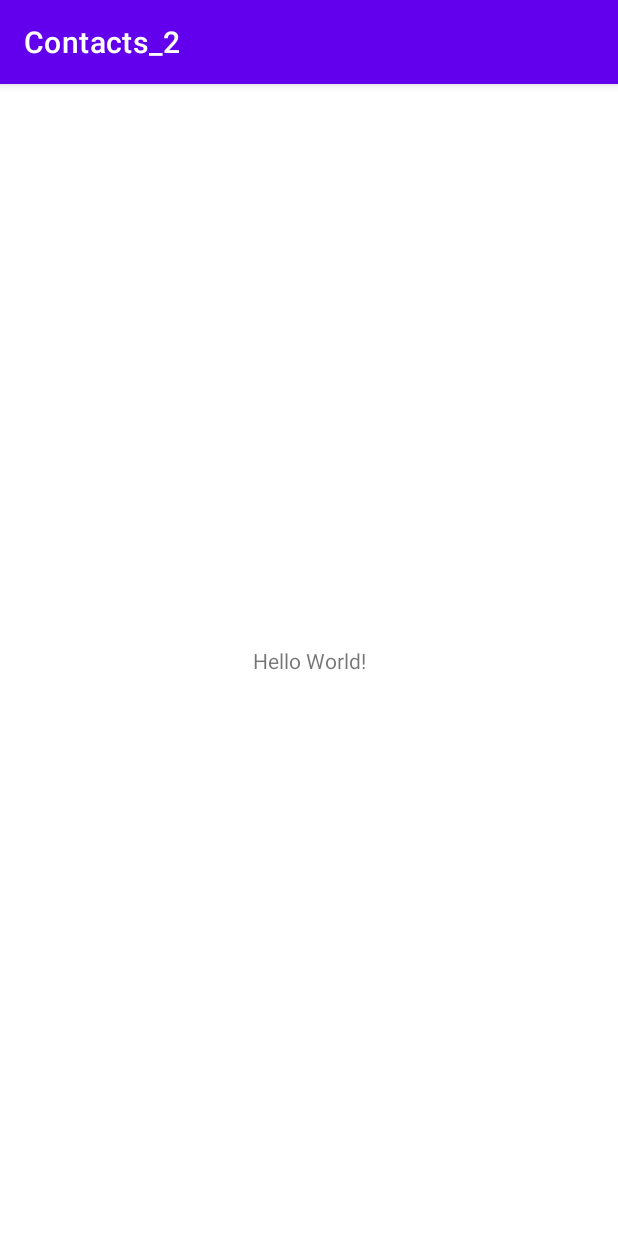
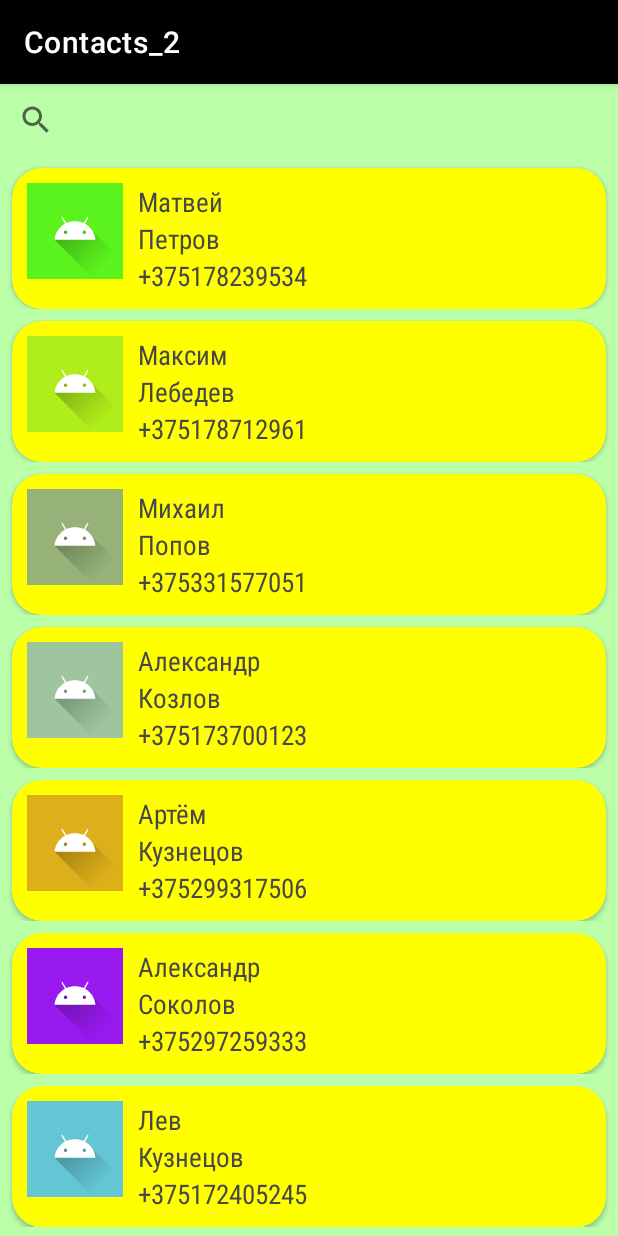
Before and after one commit to lumstep/HomeTask_6, an Android app: the screen it shows after launch (MainActivity), on a phone screen of 412 x 824 dp. Run offline under Robolectric (Android 15) with nearby library versions, the phone set to English and light mode, and no system bars.

Commit message:
feature/contacts_2.0 - добавил поле поиска - добавил возможность удаления контакта - есть возможность редактирования контакта

```diff
--- a/app/build.gradle
+++ b/app/build.gradle
@@ -8,7 +8,7 @@ android {
 
     defaultConfig {
         applicationId "com.lumstep.contacts_2"
-        minSdk 21
+        minSdk 24
         targetSdk 32
         versionCode 1
         versionName "1.0"
@@ -29,6 +29,9 @@ android {
     kotlinOptions {
         jvmTarget = '1.8'
     }
+    buildFeatures{
+        viewBinding true
+    }
 }
 
 dependencies {
--- /dev/null
+++ b/app/src/main/java/com/lumstep/contacts_2/Contact.kt
@@ -0,0 +1,9 @@
+package com.lumstep.contacts_2
+
+data class Contact (
+    val id : Int,
+    var name: String,
+    var surname: String,
+    var phoneNumber: String,
+    var photoBackgroundColor: Int
+)
--- /dev/null
+++ b/app/src/main/java/com/lumstep/contacts_2/ContactAdapter.kt
@@ -0,0 +1,46 @@
+package com.lumstep.contacts_2
+
+import android.view.LayoutInflater
+import android.view.View
+import android.view.ViewGroup
+import androidx.recyclerview.widget.RecyclerView
+import com.lumstep.contacts_2.databinding.ContactItemBinding
+
+class ContactAdapter(private val navigator: FragmentNavigator?) :
+    RecyclerView.Adapter<ContactAdapter.ContactHolder>() {
+
+    class ContactHolder(item: View) : RecyclerView.ViewHolder(item) {
+        private val binding = ContactItemBinding.bind(item)
+        fun bind(contact: Contact, navigator: FragmentNavigator?) {
+            with(binding) {
+                contactCardView.setOnClickListener {
+                    navigator?.fromContactListToContact(
+                        ContactListViewModel.contactsListFullVersion.indexOf(
+                            contact
+                        )
+                    )
+                }
+                contactCardView.setOnLongClickListener {
+                    navigator?.showRemoveDialog(contact)!!
+                }
+                photoBackgroundColor.setBackgroundColor(contact.photoBackgroundColor)
+                contactName.text = contact.name
+                contactSurname.text = contact.surname
+                contactPhone.text = contact.phoneNumber
+            }
+        }
+    }
+
+    override fun onCreateViewHolder(parent: ViewGroup, viewType: Int): ContactHolder {
+        val view = LayoutInflater.from(parent.context).inflate(R.layout.contact_item, parent, false)
+        return ContactHolder(view)
+    }
+
+    override fun onBindViewHolder(holder: ContactHolder, position: Int) {
+        holder.bind(ContactListViewModel.contactsList[position], navigator)
+    }
+
+    override fun getItemCount(): Int {
+        return ContactListViewModel.contactsList.size
+    }
+}
--- /dev/null
+++ b/app/src/main/java/com/lumstep/contacts_2/ContactListViewModel.kt
@@ -0,0 +1,112 @@
+package com.lumstep.contacts_2
+
+import android.annotation.SuppressLint
+import android.graphics.Color
+import android.util.Log
+import android.widget.Toast
+import androidx.recyclerview.widget.DiffUtil
+import androidx.recyclerview.widget.RecyclerView
+import java.util.stream.Collectors
+import kotlin.random.Random
+
+class ContactListViewModel {
+    companion object {
+        var recyclerView: RecyclerView? = null
+        var contactsList = ArrayList<Contact>() // список который отображается пользователю
+        var contactsListFullVersion = ArrayList<Contact>() // изначальный список со всеми контактами
+
+        fun initContacts() {
+            for (id in 0..500) {
+                contactsList.add(
+                    Contact(
+                        id,
+                        randomName(),
+                        randomSurname(),
+                        randomPhoneNumber(),
+                        randomColor(),
+                    )
+                )
+            }
+            contactsListFullVersion = contactsList.clone() as ArrayList<Contact>
+        }
+
+        private fun randomName(): String {
+            return listOf(
+                "Александр",
+                "Максим",
+                "Михаил",
+                "Марк",
+                "Иван",
+                "Артём",
+                "Лев",
+                "Дмитрий",
+                "Матвей",
+                "Даниил"
+            ).random()
+
+        }
+
+        private fun randomSurname(): String {
+            return listOf(
+                "Смирнов",
+                "Иванов",
+                "Кузнецов",
+                "Соколов",
+                "Попов",
+                "Лебедев",
+                "Козлов",
+                "Новиков",
+                "Морозов",
+                "Петров"
+            ).random()
+        }
+
+        private fun randomPhoneNumber(): String {
+            val firstPart = "+375"
+            val secondPart = listOf("44", "29", "17", "33").random()
+            val thirdPart = (1000000..9999999).random()
+            return firstPart + secondPart + thirdPart.toString()
+        }
+
+        private fun randomColor(): Int {
+            return Color.argb(255, Random.nextInt(256), Random.nextInt(256), Random.nextInt(256))
+        }
+
+        fun findContact(query: String) {
+            if (query.isEmpty()) clearFilterText()
+            val newContactsList = contactsListFullVersion.stream()
+                .filter { a -> a.name == query || a.surname == query }
+                .collect(Collectors.toList()) as ArrayList<Contact>
+            updateChanges(newContactsList)
+        }
+
+        fun setFilterText(newText: String) {
+            val newContactsList = contactsListFullVersion.stream()
+                .filter { a -> newText in a.name || newText in a.surname }
+                .collect(Collectors.toList()) as ArrayList<Contact>
+            updateChanges(newContactsList)
+        }
+
+        private fun clearFilterText() {
+            updateChanges(contactsListFullVersion)
+        }
+
+        private fun updateChanges(newContactList: ArrayList<Contact>) {
+            val diffUtil = ContactDiffCallback(contactsList, newContactList)
+            val diffResult = DiffUtil.calculateDiff(diffUtil)
+            recyclerView!!.adapter.let {
+                if (it != null) {
+                    diffResult.dispatchUpdatesTo(it)
+                }
+            }
+            contactsList = newContactList
+        }
+
+        @SuppressLint("NotifyDataSetChanged")
+        fun removeContact(contact:Contact) {
+            contactsListFullVersion.remove(contact)
+            contactsList.remove(contact)
+            recyclerView!!.adapter!!.notifyDataSetChanged()
+        }
+    }
+}
--- /dev/null
+++ b/app/src/main/java/com/lumstep/contacts_2/ContactsListFragment.kt
@@ -0,0 +1,64 @@
+package com.lumstep.contacts_2
+
+import android.content.Context
+import android.os.Bundle
+import android.view.View
+import androidx.appcompat.widget.SearchView
+import androidx.fragment.app.Fragment
+import androidx.recyclerview.widget.LinearLayoutManager
+import androidx.recyclerview.widget.RecyclerView
+import com.lumstep.contacts_2.databinding.FragmentContactsListBinding
+
+
+class ContactsListFragment : Fragment(R.layout.fragment_contacts_list) {
+
+    private var navigator: FragmentNavigator? = null
+    private lateinit var binding: FragmentContactsListBinding
+
+    override fun onAttach(context: Context) {
+        super.onAttach(context)
+
+        if (context is FragmentNavigator) navigator = context
+
+        ContactListViewModel.initContacts()
+        binding = FragmentContactsListBinding.inflate(layoutInflater)
+    }
+
+    override fun onViewCreated(view: View, savedInstanceState: Bundle?) {
+        super.onViewCreated(view, savedInstanceState)
+
+        val recyclerView: RecyclerView = view.findViewById(R.id.recyclerView)
+        val searchView: SearchView = view.findViewById(R.id.search_view)
+
+        val contactAdapter = ContactAdapter(navigator)
+        recyclerView.layoutManager = LinearLayoutManager(activity)
+        recyclerView.adapter = contactAdapter
+        ContactListViewModel.recyclerView = recyclerView
+
+        searchView.setOnClickListener {
+            searchView.isIconified = false
+        }
+        searchView.setOnQueryTextListener(object : SearchView.OnQueryTextListener {
+            override fun onQueryTextSubmit(query: String?): Boolean {
+                if (query != null) {
+                    ContactListViewModel.findContact(query)
+                }
+                return true
+            }
+
+            override fun onQueryTextChange(newText: String?): Boolean {
+                if (newText != null) {
+                    ContactListViewModel.setFilterText(newText)
+                }
+                return true
+            }
+
+        }
+        )
+    }
+
+    companion object {
+        const val FRAGMENT_CONTACTS_LIST_TAG = "FRAGMENT_CONTACTS_LIST_TAG"
+        fun newInstance() = ContactsListFragment()
+    }
+}
--- /dev/null
+++ b/app/src/main/java/com/lumstep/contacts_2/FragmentNavigator.kt
@@ -0,0 +1,8 @@
+package com.lumstep.contacts_2
+
+interface FragmentNavigator {
+
+    fun fromContactListToContact(position: Int)
+    fun showRemoveDialog(contact: Contact) : Boolean
+    fun closeContact()
+}
--- a/app/src/main/res/layout/activity_main.xml
+++ b/app/src/main/res/layout/activity_main.xml
@@ -1,18 +1,13 @@
 <?xml version="1.0" encoding="utf-8"?>
 <androidx.constraintlayout.widget.ConstraintLayout xmlns:android="http://schemas.android.com/apk/res/android"
-    xmlns:app="http://schemas.android.com/apk/res-auto"
     xmlns:tools="http://schemas.android.com/tools"
     android:layout_width="match_parent"
     android:layout_height="match_parent"
     tools:context=".MainActivity">
 
-    <TextView
-        android:layout_width="wrap_content"
-        android:layout_height="wrap_content"
-        android:text="Hello World!"
-        app:layout_constraintBottom_toBottomOf="parent"
-        app:layout_constraintLeft_toLeftOf="parent"
-        app:layout_constraintRight_toRightOf="parent"
-        app:layout_constraintTop_toTopOf="parent" />
+    <FrameLayout
+        android:id="@+id/frame_layout"
+        android:layout_width="match_parent"
+        android:layout_height="match_parent" />
 
 </androidx.constraintlayout.widget.ConstraintLayout>
--- /dev/null
+++ b/app/src/main/res/layout/contact_item.xml
@@ -0,0 +1,59 @@
+<?xml version="1.0" encoding="utf-8"?>
+<androidx.constraintlayout.widget.ConstraintLayout xmlns:android="http://schemas.android.com/apk/res/android"
+    xmlns:app="http://schemas.android.com/apk/res-auto"
+    xmlns:tools="http://schemas.android.com/tools"
+    android:layout_width="match_parent"
+    android:layout_height="wrap_content">
+
+    <androidx.cardview.widget.CardView
+        android:id="@+id/contact_card_view"
+        style="@style/MyContactStyle"
+        android:layout_width="match_parent"
+        android:layout_height="wrap_content"
+        app:layout_constraintEnd_toEndOf="parent"
+        app:layout_constraintStart_toStartOf="parent"
+        app:layout_constraintTop_toTopOf="parent">
+
+        <LinearLayout
+            android:layout_width="match_parent"
+            android:layout_height="wrap_content"
+            android:orientation="horizontal">
+
+            <ImageView
+                android:id="@+id/photo_background_color"
+                android:layout_width="64dp"
+                android:layout_height="64dp"
+                app:srcCompat="@drawable/ic_launcher_foreground"
+                tools:background="@color/teal_200" />
+
+            <LinearLayout
+                android:layout_width="match_parent"
+                android:layout_height="wrap_content"
+                android:orientation="vertical"
+                android:paddingStart="10dp"
+                android:paddingEnd="10dp">
+
+                <TextView
+                    android:id="@+id/contact_name"
+                    style="@style/MyContactTextStyle"
+                    android:layout_width="match_parent"
+                    android:layout_height="wrap_content"
+                    tools:text="Name" />
+
+                <TextView
+                    android:id="@+id/contact_surname"
+                    style="@style/MyContactTextStyle"
+                    android:layout_width="match_parent"
+                    android:layout_height="wrap_content"
+                    tools:text="Surname" />
+
+                <TextView
+                    android:id="@+id/contact_phone"
+                    style="@style/MyContactTextStyle"
+                    android:layout_width="match_parent"
+                    android:layout_height="wrap_content"
+                    tools:text="+375*********" />
+            </LinearLayout>
+        </LinearLayout>
+    </androidx.cardview.widget.CardView>
+</androidx.constraintlayout.widget.ConstraintLayout>
--- /dev/null
+++ b/app/src/main/res/layout/fragment_contacts_list.xml
@@ -0,0 +1,27 @@
+<?xml version="1.0" encoding="utf-8"?>
+<LinearLayout xmlns:android="http://schemas.android.com/apk/res/android"
+    android:layout_width="match_parent"
+    android:layout_height="match_parent"
+    xmlns:tools="http://schemas.android.com/tools"
+    android:background="#7C74FF4E"
+    android:orientation="vertical">
+
+    <androidx.appcompat.widget.SearchView
+        android:id="@+id/search_view"
+        android:layout_width="match_parent"
+        android:layout_height="wrap_content"
+        android:inputType="textPersonName"
+        android:iconifiedByDefault="false"
+        android:hint="@string/search_hint" />
+
+    <androidx.recyclerview.widget.RecyclerView
+        android:id="@+id/recyclerView"
+        android:layout_width="match_parent"
+        android:layout_height="wrap_content"
+        tools:listitem="@layout/contact_item">
+
+    </androidx.recyclerview.widget.RecyclerView>
+
+
+
+</LinearLayout>
--- a/app/src/main/res/values/strings.xml
+++ b/app/src/main/res/values/strings.xml
@@ -1,3 +1,14 @@
 <resources>
     <string name="app_name">Contacts_2</string>
+
+    <string name="save">Save</string>
+    <string name="hint_phone">Phone</string>
+    <string name="hint_name">Name</string>
+    <string name="hint_surname">Surname</string>
+
+    <string name="search_hint">Enter the name or surname to search</string>
+    <string name="search_failed">Oops.. this contact was not found </string>
+
+    <string name="remove_title">Warning</string>
+    <string name="remove_message">Are you sure you want to delete this contact?</string>
 </resources>
--- /dev/null
+++ b/app/src/main/res/values/styles.xml
@@ -0,0 +1,14 @@
+<?xml version="1.0" encoding="utf-8"?>
+<resources>
+    <style name="MyContactStyle" parent="Theme.AppCompat.Light">
+        <item name="contentPadding">10dp</item>
+        <item name="cardCornerRadius">20dp</item>
+        <item name="android:layout_margin">8dp</item>
+        <item name="cardBackgroundColor">#FFFF00</item>
+    </style>
+    <style name="MyContactTextStyle" parent="Theme.AppCompat.Light">
+        <item name="android:textSize">18sp</item>
+        <item name="android:textColor">#474747</item>
+        <item name="android:fontFamily">sans-serif-condensed</item>
+    </style>
+</resources>
--- a/app/src/main/res/values/themes.xml
+++ b/app/src/main/res/values/themes.xml
@@ -2,8 +2,8 @@
     <!-- Base application theme. -->
     <style name="Theme.Contacts_2" parent="Theme.MaterialComponents.DayNight.DarkActionBar">
         <!-- Primary brand color. -->
-        <item name="colorPrimary">@color/purple_500</item>
-        <item name="colorPrimaryVariant">@color/purple_700</item>
+        <item name="colorPrimary">#000000</item>
+        <item name="colorPrimaryVariant">#000000</item>
         <item name="colorOnPrimary">@color/white</item>
         <!-- Secondary brand color. -->
         <item name="colorSecondary">@color/teal_200</item>
```
Also changed, not shown: app/src/main/java/com/lumstep/contacts_2/ContactDiffCallback.kt (added, +24 -0 lines), app/src/main/java/com/lumstep/contacts_2/ContactFragment.kt (added, +66 -0 lines), app/src/main/java/com/lumstep/contacts_2/ContactViewModel.kt (added, +33 -0 lines), app/src/main/java/com/lumstep/contacts_2/MainActivity.kt (+43 -2 lines), app/src/main/res/layout/fragment_contact.xml (added, +69 -0 lines).
